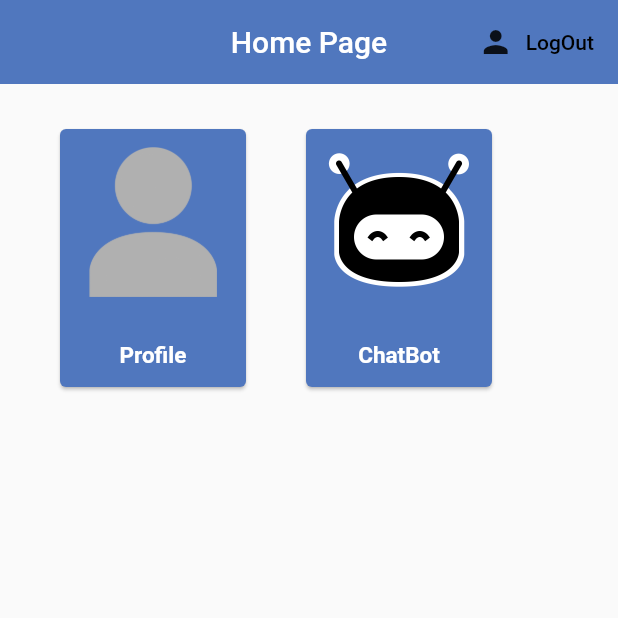
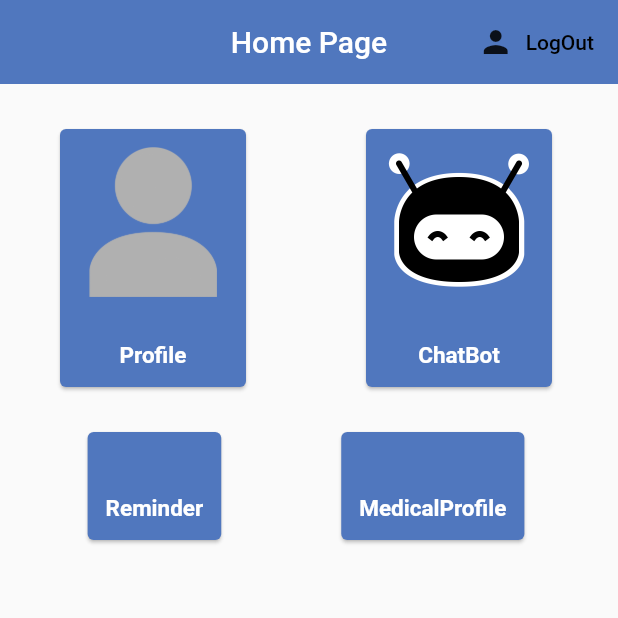
Before and after one commit to Rakshitsaini-o-src/medicare, a Flutter app: the DashBoard screen opened directly, on a phone screen of 412 x 824 dp, the top half of it. Run offline on Flutter 3.47's test engine with Material 2 defaults, Android fonts, the phone set to English and light mode, and no system bars; our stand-ins replace bubble, firebase_auth, firebase_core, shared_preferences; missing offline and left inert: flutter_dialogflow; accounts and stored records are empty; Roboto replaces fonts that are missing (Poppins).

Commit message:
added reminder page

```diff
--- a/lib/Screens/dashboard.dart
+++ b/lib/Screens/dashboard.dart
@@ -3,6 +3,7 @@ import 'package:medicare/Screens/profile.dart';
 import 'package:medicare/chatbot/chatbot.dart';
 import 'package:medicare/helper/authenticate.dart';
 import 'package:medicare/helper/sharedpreference.dart';
+import 'package:medicare/reminder/reminder.dart';
 import 'package:medicare/services/auth.dart';
 
 class DashBoard extends StatefulWidget {
@@ -90,7 +91,7 @@ class _DashBoardState extends State<DashBoard> {
                       );
                     },
                     child: Card(
-                      margin: EdgeInsets.fromLTRB(40, 30, 0, 0),
+                      margin: EdgeInsets.fromLTRB(80, 30, 40, 0),
                       color: Color(0xff5077be),
                       child: Padding(
                         padding: const EdgeInsets.all(12.0),
@@ -122,6 +123,88 @@ class _DashBoardState extends State<DashBoard> {
                   ),
                 ],
               ),
+            ),
+            FittedBox(
+              child: Row(
+                children: <Widget>[
+                  GestureDetector(
+                    onTap: (){
+                      Navigator.push(
+                          context,
+                          MaterialPageRoute(builder: (context)=> MedicineReminder(),)
+                      );
+                    },
+                    child: Card(
+                      margin: EdgeInsets.fromLTRB(40, 30, 0, 0),
+                      color: Color(0xff5077be),
+                      child: Padding(
+                        padding: const EdgeInsets.all(12.0),
+                        child: Column(
+                          children: <Widget>[
+                            // Image.asset(
+                            //   'assets/images/Chatbot.png',
+                            //   width: 100,
+                            //   height: 100,
+                            // ),
+                            SizedBox(
+                              height: 30,
+                            ),
+                            Container(
+                              child: Text(
+                                'Reminder',
+                                style: TextStyle(
+                                  fontFamily: 'Poppins',
+                                  fontWeight: FontWeight.bold,
+                                  fontSize: 15,
+                                  color: Colors.white,
+                                ),
+                              ),
+                            )
+                          ],
+                        ),
+                      ),
+                    ),
+                  ),
+                  GestureDetector(
+                    onTap: (){
+                      Navigator.push(
+                          context,
+                          MaterialPageRoute(builder: (context)=> ChatBotPage(),)
+                      );
+                    },
+                    child: Card(
+                      margin: EdgeInsets.fromLTRB(80, 30, 40, 0),
+                      color: Color(0xff5077be),
+                      child: Padding(
+                        padding: const EdgeInsets.all(12.0),
+                        child: Column(
+                          children: <Widget>[
+                            // Image.asset(
+                            //   'assets/images/Chatbot.png',
+                            //   width: 100,
+                            //   height: 100,
+                            // ),
+                            SizedBox(
+                              height: 30,
+                            ),
+                            Container(
+                              child: Text(
+                                'MedicalProfile',
+                                style: TextStyle(
+                                  fontFamily: 'Poppins',
+                                  fontWeight: FontWeight.bold,
+                                  fontSize: 15,
+                                  color: Colors.white,
+                                ),
+                              ),
+                            )
+                          ],
+                        ),
+                      ),
+                    ),
+                  ),
+                ],
+              ),
             )
           ],
         ),
--- /dev/null
+++ b/lib/reminder/reminder.dart
@@ -0,0 +1,15 @@
+import 'package:flutter/material.dart';
+
+
+
+class MedicineReminder extends StatefulWidget {
+  @override
+  _MedicineReminderState createState() => _MedicineReminderState();
+}
+
+class _MedicineReminderState extends State<MedicineReminder> {
+  @override
+  Widget build(BuildContext context) {
+    return Container();
+  }
+}
--- a/pubspec.yaml
+++ b/pubspec.yaml
@@ -34,6 +34,8 @@ dependencies:
   intl: ^0.16.1
   bubble: ^1.1.9+1
   flutter_dialogflow:
+  provider:
+  flare_flutter:
 
 dev_dependencies:
   flutter_test:
```
Also changed, not shown: pubspec.lock, 5 other files.
